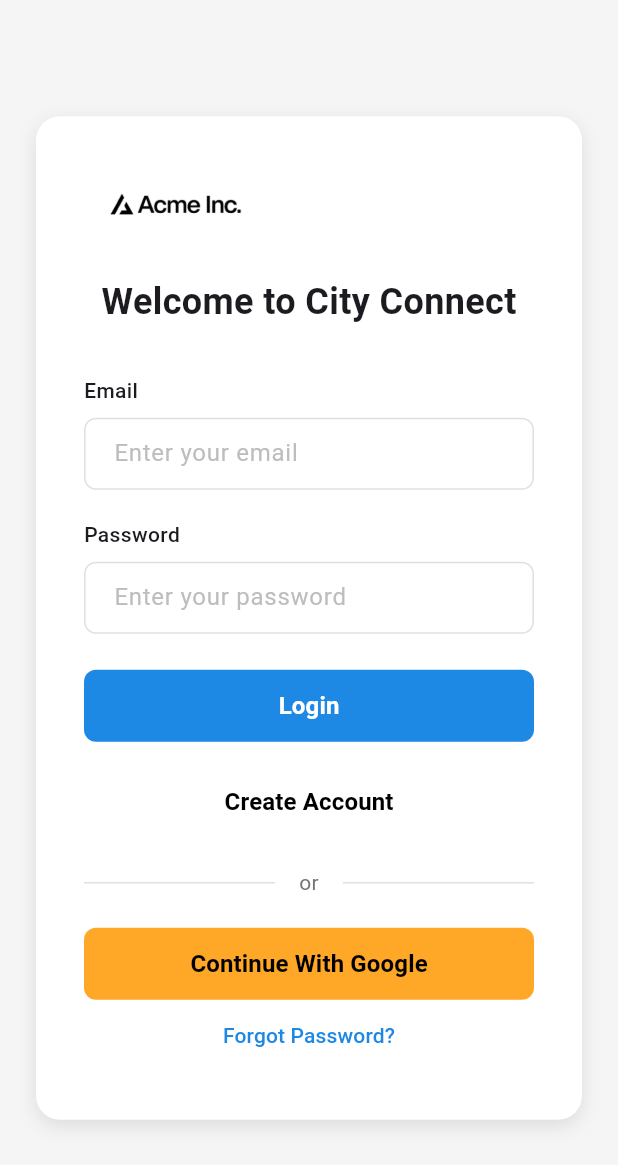
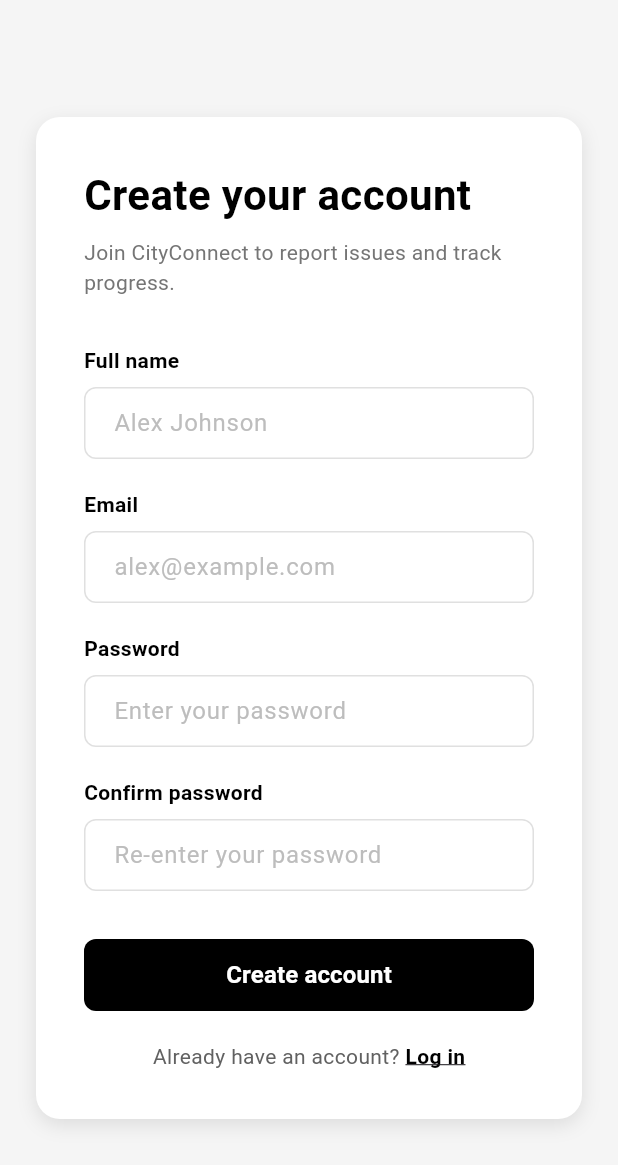
Before and after one commit to sayedsinan/CityConnect-Public-Issue-Reporter, a Flutter app: the screen it shows after launch, after a tap on "Create Account", on a phone screen of 412 x 824 dp. Shown: the top 1165 px of the screen. Run offline on Flutter 3.47's test engine with Material 3 defaults, Android fonts, the phone set to English and light mode, and no system bars; our stand-ins replace flutter_vector_icons, get; network calls fail.

Commit message:
Complete pages added

```diff
--- a/lib/controller/home_controller.dart
+++ b/lib/controller/home_controller.dart
@@ -1,13 +1,14 @@
 import 'package:get/get.dart';
 
 class HomeController extends GetxController {
-  // Selected tab index
+
   var selectedTab = 0.obs;
 
-  // Selected category index
+
   var selectedCategory = 0.obs;
 
   final List<String> categories = [
+    "All",
     'Roads',
     'Electricity',
     'Waste',
--- a/lib/view/auth/login_screen.dart
+++ b/lib/view/auth/login_screen.dart
@@ -1,3 +1,4 @@
+import 'package:city_connect/view/auth/sign_up_screen.dart';
 import 'package:city_connect/view/style/color.dart';
 import 'package:city_connect/view/widgets/custom_button.dart';
 import 'package:city_connect/view/widgets/custom_input_field.dart';
@@ -37,12 +38,7 @@ class LoginPage extends StatelessWidget {
                   children: [
                     Row(
                       children: [
-                        Image.asset(
-                          'assets/logo.png',
-                          width: 130,
-                          height: 60,
-                        ),
-
+                        Image.asset('assets/logo.png', width: 130, height: 60),
                       ],
                     ),
                     const SizedBox(height: 15),
@@ -84,16 +80,15 @@ class LoginPage extends StatelessWidget {
                       hintText: "Enter your password",
                       controller: TextEditingController(),
                       isPassword: true,
-                      maxLine:1,
+                      maxLine: 1,
                     ),
-
 
                     const SizedBox(height: 24),
 
                     CustomButton(
                       text: "Login",
                       onPressed: () {
-                        Get.to(() =>  MainNavigation());
+                        Get.to(() => MainNavigation());
                       },
                       backgroundColor: blueColor,
                       textColor: whiteColor,
@@ -104,7 +99,9 @@ class LoginPage extends StatelessWidget {
 
                     CustomButton(
                       text: "Create Account",
-                      onPressed: () {},
+                      onPressed: () {
+                        Get.to(()=>SignupPage());
+                      },
                       backgroundColor: whiteColor,
                       textColor: blackColor,
                       height: 48,
--- a/lib/view/auth/sign_up_screen.dart
+++ b/lib/view/auth/sign_up_screen.dart
@@ -0,0 +1,187 @@
+import 'package:city_connect/view/style/color.dart';
+import 'package:city_connect/view/widgets/custom_button.dart';
+import 'package:city_connect/view/widgets/custom_input_field.dart';
+import 'package:city_connect/view/widgets/main_navigation.dart';
+import 'package:flutter/material.dart';
+import 'package:get/get.dart';
+
+class SignupPage extends StatelessWidget {
+  const SignupPage({super.key});
+
+  @override
+  Widget build(BuildContext context) {
+    final TextEditingController nameController = TextEditingController();
+    final TextEditingController emailController = TextEditingController();
+    final TextEditingController passwordController = TextEditingController();
+    final TextEditingController confirmPasswordController = TextEditingController();
+
+    return Scaffold(
+      backgroundColor: const Color(0xFFF5F5F5),
+      body: Center(
+        child: SingleChildScrollView(
+          child: Padding(
+            padding: const EdgeInsets.all(24.0),
+            child: Container(
+              constraints: const BoxConstraints(maxWidth: 480),
+              decoration: BoxDecoration(
+                color: Colors.white,
+                borderRadius: BorderRadius.circular(16),
+                boxShadow: [
+                  BoxShadow(
+                    color: Colors.black.withOpacity(0.1),
+                    blurRadius: 10,
+                    offset: const Offset(0, 4),
+                  ),
+                ],
+              ),
+              child: Padding(
+                padding: const EdgeInsets.all(32.0),
+                child: Column(
+                  crossAxisAlignment: CrossAxisAlignment.start,
+                  mainAxisSize: MainAxisSize.min,
+                  children: [
+                    const Text(
+                      'Create your account',
+                      style: TextStyle(
+                        fontSize: 28,
+                        fontWeight: FontWeight.w700,
+                        color: Colors.black,
+                      ),
+                    ),
+                    const SizedBox(height: 8),
+                    Text(
+                      'Join CityConnect to report issues and track progress.',
+                      style: TextStyle(
+                        fontSize: 14,
+                        fontWeight: FontWeight.w400,
+                        color: Colors.grey[600],
+                      ),
+                    ),
+                    const SizedBox(height: 32),
+
+                    // Full name
+                    const Text(
+                      'Full name',
+                      style: TextStyle(
+                        fontSize: 14,
+                        fontWeight: FontWeight.w600,
+                        color: Colors.black,
+                      ),
+                    ),
+                    const SizedBox(height: 8),
+                    CustomInputField(
+                      hintText: "Alex Johnson",
+                      controller: nameController,
+                      isPassword: false,
+                      maxLine: 1,
+                    ),
+                    const SizedBox(height: 20),
+
+                    // Email
+                    const Text(
+                      'Email',
+                      style: TextStyle(
+                        fontSize: 14,
+                        fontWeight: FontWeight.w600,
+                        color: Colors.black,
+                      ),
+                    ),
+                    const SizedBox(height: 8),
+                    CustomInputField(
+                      hintText: "alex@example.com",
+                      controller: emailController,
+                      isPassword: false,
+                      maxLine: 1,
+                    ),
+                    const SizedBox(height: 20),
+
+                    // Password
+                    const Text(
+                      'Password',
+                      style: TextStyle(
+                        fontSize: 14,
+                        fontWeight: FontWeight.w600,
+                        color: Colors.black,
+                      ),
+                    ),
+                    const SizedBox(height: 8),
+                    CustomInputField(
+                      hintText: "Enter your password",
+                      controller: passwordController,
+                      isPassword: true,
+                      maxLine: 1,
+                    ),
+                    const SizedBox(height: 20),
+
+                    // Confirm Password
+                    const Text(
+                      'Confirm password',
+                      style: TextStyle(
+                        fontSize: 14,
+                        fontWeight: FontWeight.w600,
+                        color: Colors.black,
+                      ),
+                    ),
+                    const SizedBox(height: 8),
+                    CustomInputField(
+                      hintText: "Re-enter your password",
+                      controller: confirmPasswordController,
+                      isPassword: true,
+                      maxLine: 1,
+                    ),
+
+                    const SizedBox(height: 32),
+
+                    // Create Account Button
+                    CustomButton(
+                      text: "Create account",
+                      onPressed: () {
+                        Get.off(() => const MainNavigation());
+                      },
+                      backgroundColor: blackColor,
+                      textColor: whiteColor,
+                      height: 48,
+                      width: double.infinity,
+                    ),
+
+                    const SizedBox(height: 20),
+
+                    // Already have an account
+                    Center(
+                      child: Row(
+                        mainAxisAlignment: MainAxisAlignment.center,
+                        children: [
+                          Text(
+                            'Already have an account? ',
+                            style: TextStyle(
+                              fontSize: 14,
+                              color: Colors.grey[700],
+                            ),
+                          ),
+                          GestureDetector(
+                            onTap: () {
+                              Get.back();
+                            },
+                            child: const Text(
+                              'Log in',
+                              style: TextStyle(
+                                fontSize: 14,
+                                fontWeight: FontWeight.w600,
+                                color: Colors.black,
+                                decoration: TextDecoration.underline,
+                              ),
+                            ),
+                          ),
+                        ],
+                      ),
+                    ),
+                  ],
+                ),
+              ),
+            ),
+          ),
+        ),
+      ),
+    );
+  }
+}
--- a/lib/view/home/home_screen.dart
+++ b/lib/view/home/home_screen.dart
@@ -7,7 +7,7 @@ import 'package:flutter/material.dart';
 import 'package:get/get.dart';
 
 class HomeScreen extends StatelessWidget {
-  HomeScreen({Key? key}) : super(key: key);
+  HomeScreen({super.key});
 
   final HomeController controller = Get.find<HomeController>();
 
```
